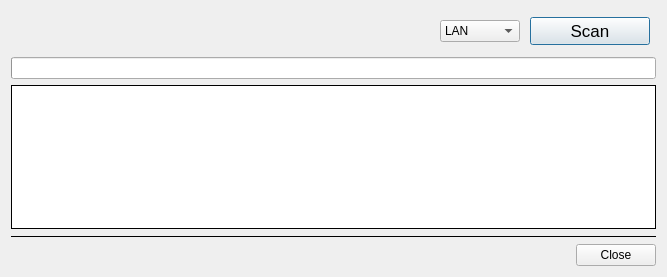
This is source/widget/megainterface.ui in ww4u/mct-t4 as Qt 5 draws it before an edit. The edited form follows.
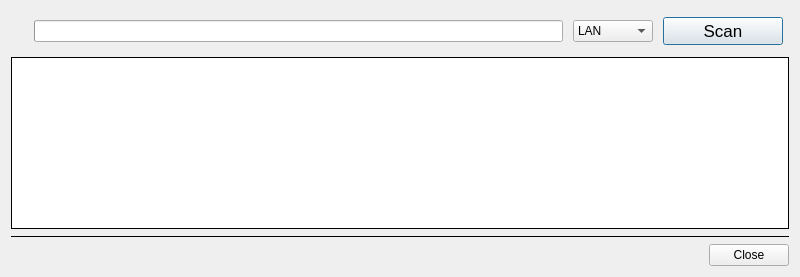
This is the edited form. Icons and pictures are not drawn.

```diff
--- a/source/widget/megainterface.ui
+++ b/source/widget/megainterface.ui
@@ -6,7 +6,7 @@
    <rect>
     <x>0</x>
     <y>0</y>
-    <width>667</width>
+    <width>800</width>
     <height>277</height>
    </rect>
   </property>
@@ -56,6 +56,19 @@
        </property>
       </widget>
      </item>
+     <item>
+      <widget class="QProgressBar" name="progressBar">
+       <property name="value">
+        <number>0</number>
+       </property>
+       <property name="textVisible">
+        <bool>false</bool>
+       </property>
+       <property name="invertedAppearance">
+        <bool>false</bool>
+       </property>
+      </widget>
+     </item>
      <item>
       <widget class="QComboBox" name="comboBox_DevType">
        <property name="sizePolicy">
@@ -134,19 +147,6 @@
      </item>
     </layout>
    </item>
-   <item>
-    <widget class="QProgressBar" name="progressBar">
-     <property name="value">
-      <number>0</number>
-     </property>
-     <property name="textVisible">
-      <bool>false</bool>
-     </property>
-     <property name="invertedAppearance">
-      <bool>false</bool>
-     </property>
-    </widget>
-   </item>
    <item>
     <widget class="QTableView" name="tableView">
      <property name="font">
```
